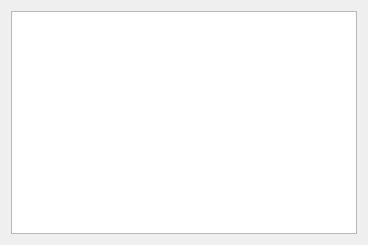
fish-face/quassel, file src/qtui/settingspages/quickaccessorssettingspage.ui: the form before one commit.
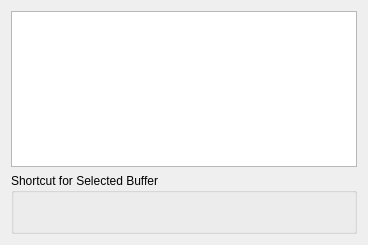
The form after the commit. Custom widgets are drawn as their Qt base class.

Commit message: Make QuickAccessorsPage derive from ShortcutsSettingsPage and mostly work.

```diff
--- a/src/qtui/settingspages/quickaccessorssettingspage.ui
+++ b/src/qtui/settingspages/quickaccessorssettingspage.ui
@@ -24,10 +24,43 @@
   </property>
   <layout class="QVBoxLayout" name="verticalLayout">
    <item>
-    <widget class="QTreeView" name="quickAccessorsView"/>
+    <widget class="QTreeView" name="shortcutsView"/>
+   </item>
+   <item>
+    <widget class="QGroupBox" name="actionBox">
+     <property name="title">
+      <string>Shortcut for Selected Buffer</string>
+     </property>
+     <layout class="QGridLayout" name="gridLayout">
+      <item row="0" column="1">
+       <spacer name="horizontalSpacer">
+        <property name="orientation">
+         <enum>Qt::Horizontal</enum>
+        </property>
+        <property name="sizeHint" stdset="0">
+         <size>
+          <width>346</width>
+          <height>20</height>
+         </size>
+        </property>
+       </spacer>
+      </item>
+      <item row="0" column="0">
+       <widget class="KeySequenceWidget" name="keySequenceWidget" native="true"/>
+      </item>
+     </layout>
+    </widget>
    </item>
   </layout>
  </widget>
+ <customwidgets>
+  <customwidget>
+   <class>KeySequenceWidget</class>
+   <extends>QWidget</extends>
+   <header>keysequencewidget.h</header>
+   <container>1</container>
+  </customwidget>
+ </customwidgets>
  <resources/>
  <connections/>
 </ui>
```
The commit also changes 9 other files.
